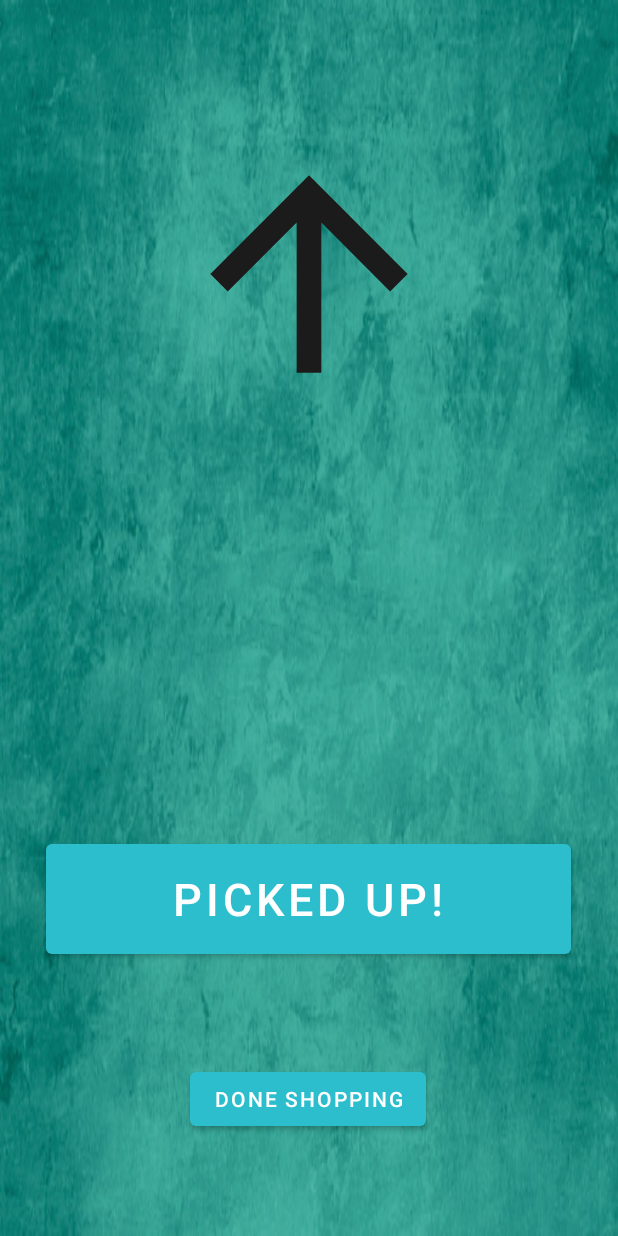
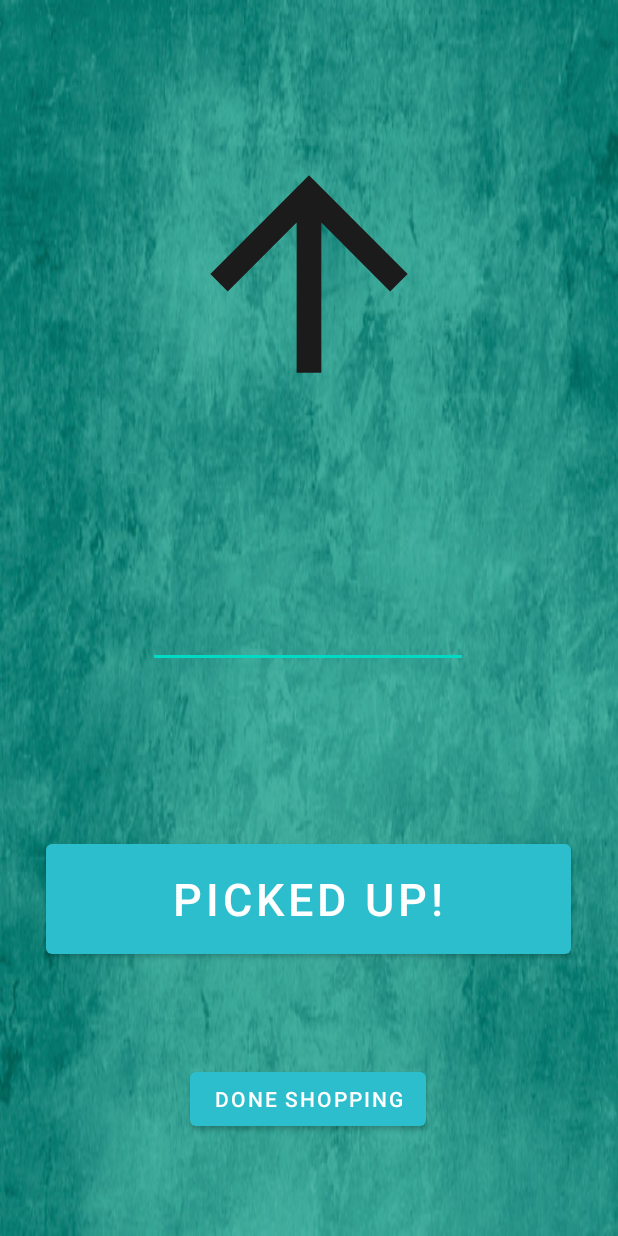
Before and after one commit to EvanGrant/MarketMappingMobileGUI, an Android app: the ShoppingListRoutingPage screen opened directly, with no data from a screen before it, on a phone screen of 412 x 824 dp. Run offline under Robolectric (Android 15) with nearby library versions, the phone set to English and light mode, and no system bars; our stand-ins replace Volley; network calls fail.

Commit message:
Added edittext for item names when shopping. microcommit.

```diff
--- a/app/src/main/java/com/example/marketmapping/ShoppingListRouting/ShoppingListRoutingPage.java
+++ b/app/src/main/java/com/example/marketmapping/ShoppingListRouting/ShoppingListRoutingPage.java
@@ -7,6 +7,7 @@ import android.os.Bundle;
 import android.speech.tts.TextToSpeech;
 import android.view.View;
 import android.widget.Button;
+import android.widget.EditText;
 
 import com.android.volley.Request;
 import com.android.volley.RequestQueue;
@@ -27,7 +28,8 @@ public class ShoppingListRoutingPage extends AppCompatActivity {
 
     TextToSpeech tts;
 
-    private Button pickedItemButton;
+    public Button pickedItemButton;
+    public EditText editTextItemName;
 
     public int passedUserID = 0;
     public int passedStoreID = 0;
@@ -51,6 +53,8 @@ public class ShoppingListRoutingPage extends AppCompatActivity {
         mRequestQueue = Volley.newRequestQueue(this);
 
         getItemInfo();
+
+        editTextItemName = (EditText) findViewById(R.id.itemNameEditText);
 
         pickedItemButton = (Button) findViewById(R.id.pickedButton);
         pickedItemButton.setOnClickListener(new View.OnClickListener() {
@@ -101,5 +105,4 @@ public class ShoppingListRoutingPage extends AppCompatActivity {
 
     }
 
-
 }
--- a/app/src/main/res/layout/activity_shopping_list_routing_page.xml
+++ b/app/src/main/res/layout/activity_shopping_list_routing_page.xml
@@ -44,7 +44,17 @@
         app:layout_constraintStart_toStartOf="parent"
         app:layout_constraintTop_toBottomOf="@+id/pickedButton" />
 
-
+    <EditText
+        android:id="@+id/itemNameEditText"
+        android:layout_width="wrap_content"
+        android:layout_height="wrap_content"
+        android:layout_marginEnd="100dp"
+        android:ems="10"
+        android:gravity="start|top"
+        android:inputType="textMultiLine"
+        app:layout_constraintBottom_toTopOf="@+id/pickedButton"
+        app:layout_constraintEnd_toEndOf="parent"
+        app:layout_constraintTop_toBottomOf="@+id/upArrowImageView" />
 
 
 </androidx.constraintlayout.widget.ConstraintLayout>
```
